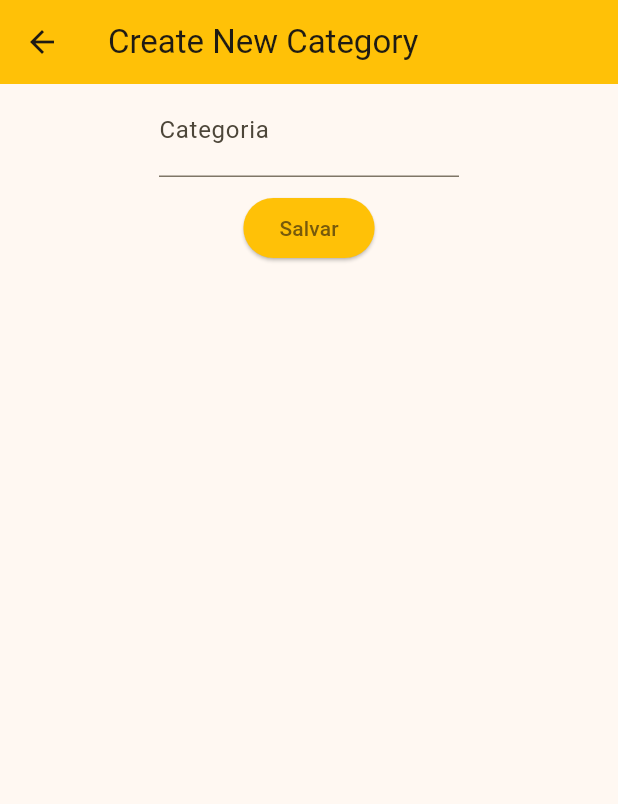
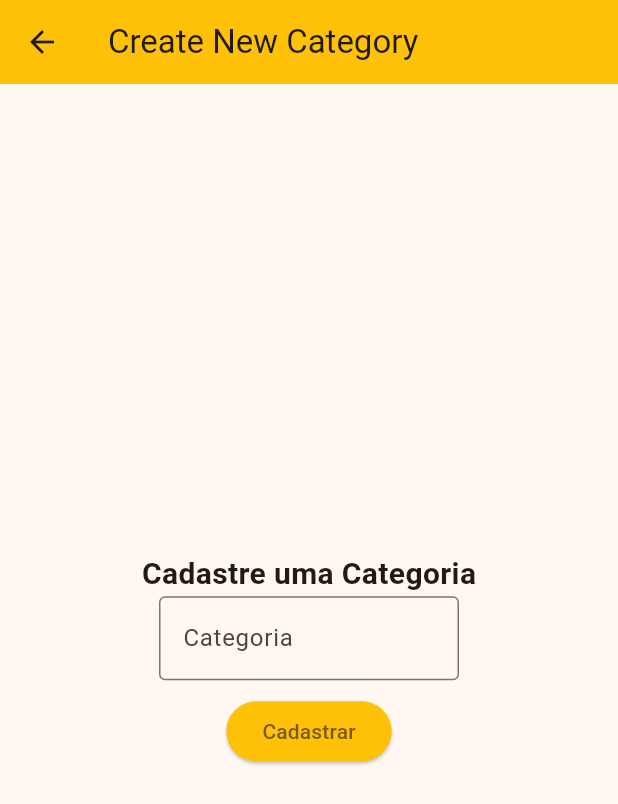
Before and after one commit to DemartiniBruno/flutter_crud_things, a Flutter app: the screen it shows after launch, after a tap on the "add" icon, on a phone screen of 412 x 824 dp. Shown: the top 804 px of the screen. Run offline on Flutter 3.47's test engine with Material 3 defaults, Android fonts, the phone set to English and light mode, and no system bars; our stand-ins replace flutter_dotenv; missing offline and left inert: dart:ffi; network calls fail.

```diff
--- a/lib/main.dart
+++ b/lib/main.dart
@@ -1,7 +1,10 @@
 import 'package:crud_things/pages/things/things.dart';
 import 'package:flutter/material.dart';
+import 'package:flutter_dotenv/flutter_dotenv.dart';
 
-void main() {
+Future main() async{
+  /*await dotenv.load(fileName: ".env");*/
+  await dotenv.load(fileName: '.env');
   runApp(const MyApp());
 }
 
--- a/lib/pages/category/create_category.dart
+++ b/lib/pages/category/create_category.dart
@@ -21,17 +21,23 @@ class _createCategoryState extends State<CreateCategory>{
       ),
       body: Center(
         child: Column(
+          mainAxisAlignment: MainAxisAlignment.center,
           children: [
+            const Text(
+              style: TextStyle(
+                fontSize: 20,
+                fontWeight: FontWeight.bold
+              ),
+              'Cadastre uma Categoria'
+            ),
             SizedBox(
               width: 200,
               child: TextField(
                 controller: _categoryTitle,
                 decoration: const InputDecoration(
+                  border: OutlineInputBorder(),
                   hintText: ('Titulo da Categoria'),
                   label: Text('Categoria')
-                ),
-                style: const TextStyle(
-                  fontSize: 20,
                 ),
               )
             ),
@@ -51,7 +57,7 @@ class _createCategoryState extends State<CreateCategory>{
                     });
                   }
                 },
-                child: Text('Salvar'))
+                child: Text('Cadastrar'))
           ],
         ),
       ),
--- a/lib/pages/things/create_things.dart
+++ b/lib/pages/things/create_things.dart
@@ -83,7 +83,7 @@ class _CreateThing extends State<CreateThing>{
                       },
                     );
                   } else {
-                    return CircularProgressIndicator();
+                    return const CircularProgressIndicator();
                   }
                 }
               ),
--- a/lib/services/categories_services.dart
+++ b/lib/services/categories_services.dart
@@ -1,5 +1,6 @@
 import 'dart:convert';
 import '../models/categories_model.dart';
+import 'package:flutter_dotenv/flutter_dotenv.dart';
 import 'package:http/http.dart' as http;
 
 /*
@@ -7,7 +8,7 @@ import 'package:http/http.dart' as http;
 * */
 Future<Category> createCategory(title) async {
   final response = await http.post(
-    Uri.parse('http://192.168.3.221:3000/categories/'),
+    Uri.parse('${dotenv.env['URL']}/categories/'),
     headers: <String, String>{
       'Content-Type': 'application/json; charset=UTF-8',
     },
@@ -22,7 +23,7 @@ Future<Category> createCategory(title) async {
 * Get all categories
 * */
 Future<List<Category>> getAllCategories() async {
-  var url = Uri.parse('http://192.168.3.221:3000/categories/');
+  var url = Uri.parse('${dotenv.env['URL']}/categories/');
   final response = await http.get(url, headers: {"Content-Type": "application/json"});
   final List body = json.decode(response.body);
   return body.map((e) => Category.fromJson(e)).toList();
--- a/pubspec.yaml
+++ b/pubspec.yaml
@@ -61,7 +61,8 @@ flutter:
   uses-material-design: true
 
   # To add assets to your application, add an assets section, like this:
-  # assets:
+  assets:
+    - .env
   #   - images/a_dot_burr.jpeg
   #   - images/a_dot_ham.jpeg
 
```
Also changed, not shown: lib/pages/things/detail_thing.dart (+28 -20 lines), lib/services/things_services.dart (+7 -7 lines), 1 other file.
